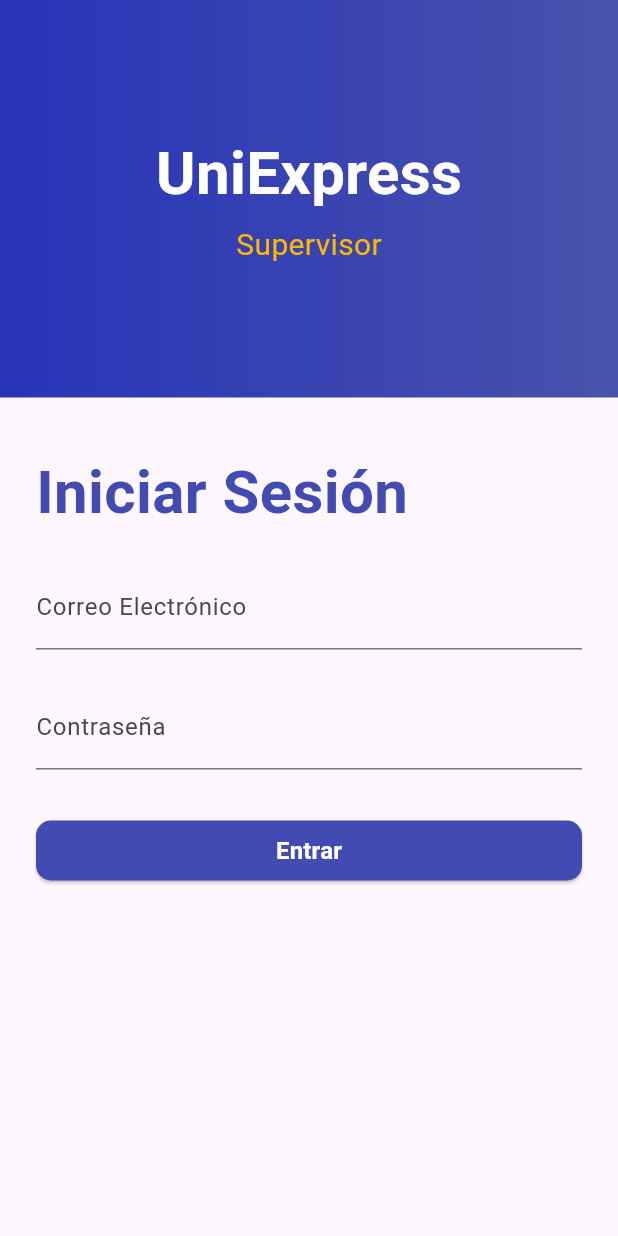
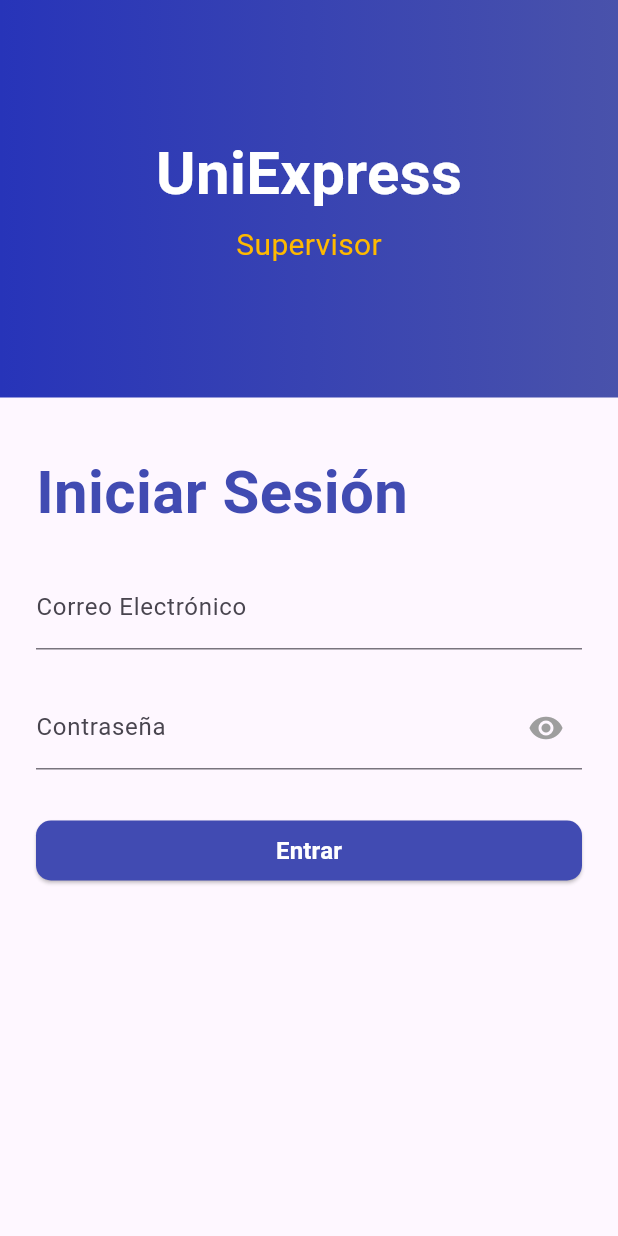
Before and after one commit to Marielsy/uniexpress, a Flutter app: the LoginAdmin screen opened by its route, on a phone screen of 412 x 824 dp. Run offline on Flutter 3.47's test engine with Material 3 defaults, Android fonts, the phone set to English and light mode, and no system bars; our stand-ins replace cloud_firestore, firebase_auth, firebase_core, flutter_map, latlong2; accounts and stored records are empty.

Commit message:
cambios de utima

```diff
--- a/lib/login/admin/login_2.dart
+++ b/lib/login/admin/login_2.dart
@@ -7,7 +7,6 @@ class LoginAdmin extends StatefulWidget {
   const LoginAdmin({super.key});
 
   @override
-  // ignore: library_private_types_in_public_api
   _LoginAdminState createState() => _LoginAdminState();
 }
 
@@ -15,6 +14,7 @@ class _LoginAdminState extends State<LoginAdmin> {
   final _formKey = GlobalKey<FormState>();
   final TextEditingController _emailController2 = TextEditingController();
   final TextEditingController _passwordController2 = TextEditingController();
+  bool _obscureText = true;
 
   @override
   Widget build(BuildContext context) {
@@ -32,6 +32,8 @@ class _LoginAdminState extends State<LoginAdmin> {
               passwordController: _passwordController2,
               formKey: _formKey,
               onPressed: _submitForm,
+              obscureText: _obscureText,
+              togglePasswordVisibility: _togglePasswordVisibility,
             ),
           ],
         ),
@@ -81,7 +83,6 @@ class _LoginAdminState extends State<LoginAdmin> {
           return;
         }
 
-        // ignore: unused_local_variable
         UserCredential userCredential =
             await FirebaseAuth.instance.signInWithEmailAndPassword(
           email: email,
@@ -90,24 +91,19 @@ class _LoginAdminState extends State<LoginAdmin> {
 
         // Redireccionar al usuario a la pantalla de admin
         Navigator.pushReplacement(
-          // ignore: use_build_context_synchronously
           context,
           MaterialPageRoute(builder: (context) => const SelectBusScreenAdmin()),
         );
 
-
-        // ignore: use_build_context_synchronously
         ScaffoldMessenger.of(context).showSnackBar(
           const SnackBar(
             content: Text('Inicio de Sesión Exitoso!'),
           ),
         );
       } catch (e) {
-        // ignore: avoid_print
         print('Error de inicio de sesión: $e');
 
         showDialog(
-          // ignore: use_build_context_synchronously
           context: context,
           builder: (BuildContext context) {
             return AlertDialog(
@@ -128,6 +124,12 @@ class _LoginAdminState extends State<LoginAdmin> {
       }
     }
   }
+
+  void _togglePasswordVisibility() {
+    setState(() {
+      _obscureText = !_obscureText;
+    });
+  }
 }
 
 class _ContentView extends StatelessWidget {
@@ -135,12 +137,16 @@ class _ContentView extends StatelessWidget {
   final TextEditingController passwordController;
   final GlobalKey<FormState> formKey;
   final VoidCallback onPressed;
+  final bool obscureText;
+  final VoidCallback togglePasswordVisibility;
 
   const _ContentView({
     required this.emailController,
     required this.passwordController,
     required this.formKey,
     required this.onPressed,
+    required this.obscureText,
+    required this.togglePasswordVisibility,
   });
 
   @override
@@ -178,11 +184,18 @@ class _ContentView extends StatelessWidget {
             const SizedBox(height: 24),
             TextFormField(
               controller: passwordController,
-              decoration: const InputDecoration(
+              decoration: InputDecoration(
                 labelText: 'Contraseña',
                 hintText: 'Contraseña',
+                suffixIcon: IconButton(
+                  icon: Icon(
+                    obscureText ? Icons.visibility : Icons.visibility_off,
+                    color: Colors.grey,
+                  ),
+                  onPressed: togglePasswordVisibility,
+                ),
               ),
-              obscureText: true,
+              obscureText: obscureText,
               validator: (value) {
                 if (value!.isEmpty) {
                   return 'Por favor, ingresa tu contraseña';
@@ -192,7 +205,7 @@ class _ContentView extends StatelessWidget {
             ),
             const SizedBox(height: 30),
             SizedBox(
-              width: double.infinity, // Ancho completo del contenedor padre
+              width: double.infinity,
               child: ElevatedButton(
                 onPressed: onPressed,
                 style: ElevatedButton.styleFrom(
--- a/pubspec.yaml
+++ b/pubspec.yaml
@@ -30,4 +30,4 @@ flutter:
   uses-material-design: true
 
   assets:
-    - assets/general/logo-icon.png
+    - assets/general/
```
Also changed, not shown: lib/bus/admin/select_bus_admin.dart (+74 -22 lines), lib/login/driver/login_screen.dart (+24 -10 lines), lib/user_screens/dashboard_user.dart (+12 -12 lines), assets/general/location-icon.png (deleted).
